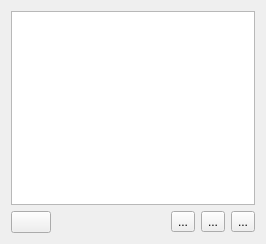
Old version of the form krita/plugins/extensions/dockers/palettedocker/wdgpalettedock.ui in the repository KDE/krita.
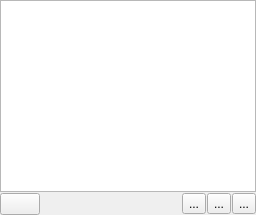
New version of the form. Custom widgets are drawn as their Qt base class.

```diff
--- a/krita/plugins/extensions/dockers/palettedocker/wdgpalettedock.ui
+++ b/krita/plugins/extensions/dockers/palettedocker/wdgpalettedock.ui
@@ -2,17 +2,31 @@
 <ui version="4.0">
  <class>WdgPaletteDock</class>
  <widget class="QWidget" name="WdgPaletteDock">
-  <property name="geometry">
-   <rect>
-    <x>0</x>
-    <y>0</y>
-    <width>266</width>
-    <height>244</height>
-   </rect>
-  </property>
   <layout class="QVBoxLayout" name="verticalLayout">
+   <property name="spacing">
+    <number>1</number>
+   </property>
+   <property name="leftMargin">
+    <number>0</number>
+   </property>
+   <property name="topMargin">
+    <number>0</number>
+   </property>
+   <property name="rightMargin">
+    <number>0</number>
+   </property>
+   <property name="bottomMargin">
+    <number>0</number>
+   </property>
    <item>
-    <widget class="QTableView" name="paletteView"/>
+    <widget class="QTableView" name="paletteView">
+     <property name="minimumSize">
+      <size>
+       <width>0</width>
+       <height>16</height>
+      </size>
+     </property>
+    </widget>
    </item>
    <item>
     <layout class="QGridLayout" name="gridLayout">
```
